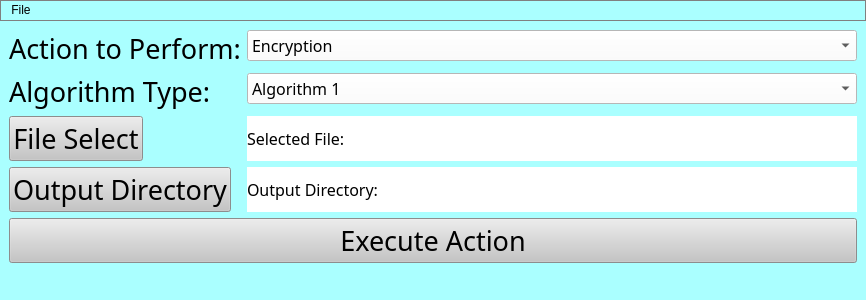
This is src/mainwindow.ui in terrytosh/image-encryptor as Qt 5 draws it before an edit. The edited form follows.
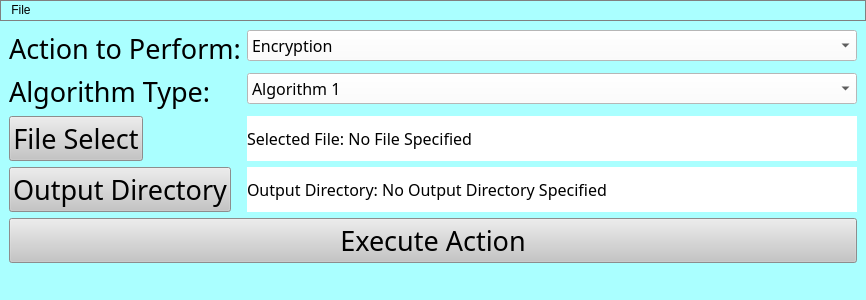
This is the edited form.

Commit message: File select & Output directory select implemented.

What changed in the file:
```diff
--- a/src/mainwindow.ui
+++ b/src/mainwindow.ui
@@ -132,7 +132,7 @@
        <string notr="true">background-color: rgb(255, 255, 255);</string>
       </property>
       <property name="text">
-       <string>Selected File: </string>
+       <string>Selected File: No File Specified</string>
       </property>
      </widget>
     </item>
@@ -170,7 +170,7 @@
        <string notr="true">background-color: rgb(255, 255, 255);</string>
       </property>
       <property name="text">
-       <string>Output Directory:</string>
+       <string>Output Directory: No Output Directory Specified</string>
       </property>
      </widget>
     </item>
```
Left out of the diff: 6 changed lines with no effect on the pictures. The commit also changes 1 other file.
